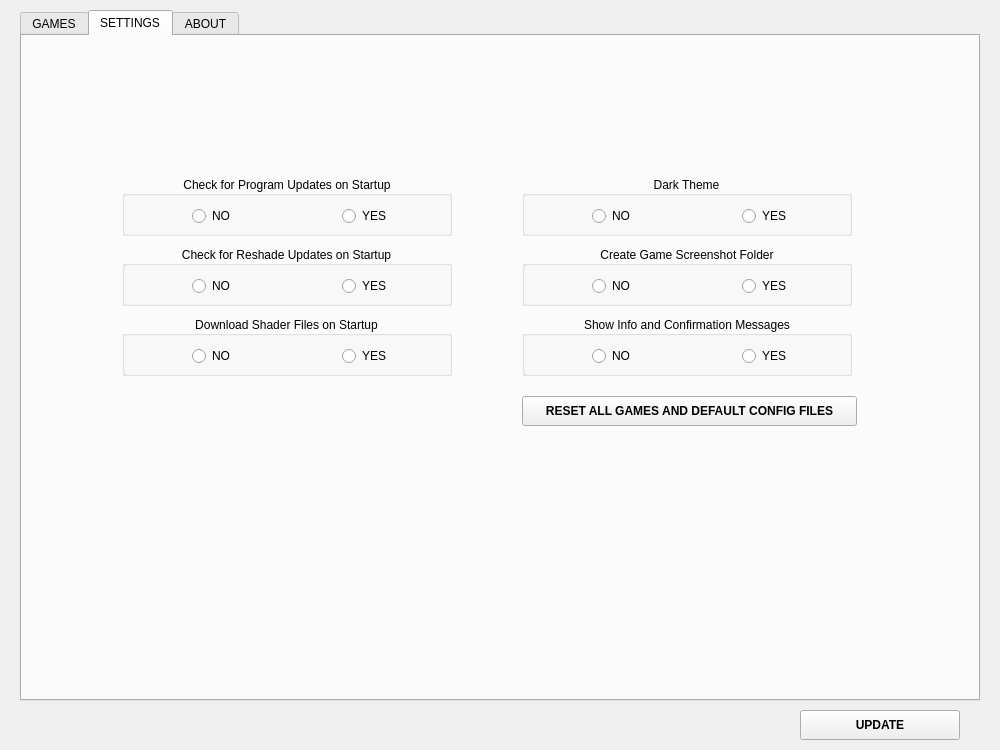
The window that src/ui/main.ui (ddc/ReShadeUtils) describes before a commit, drawn with Qt 5.
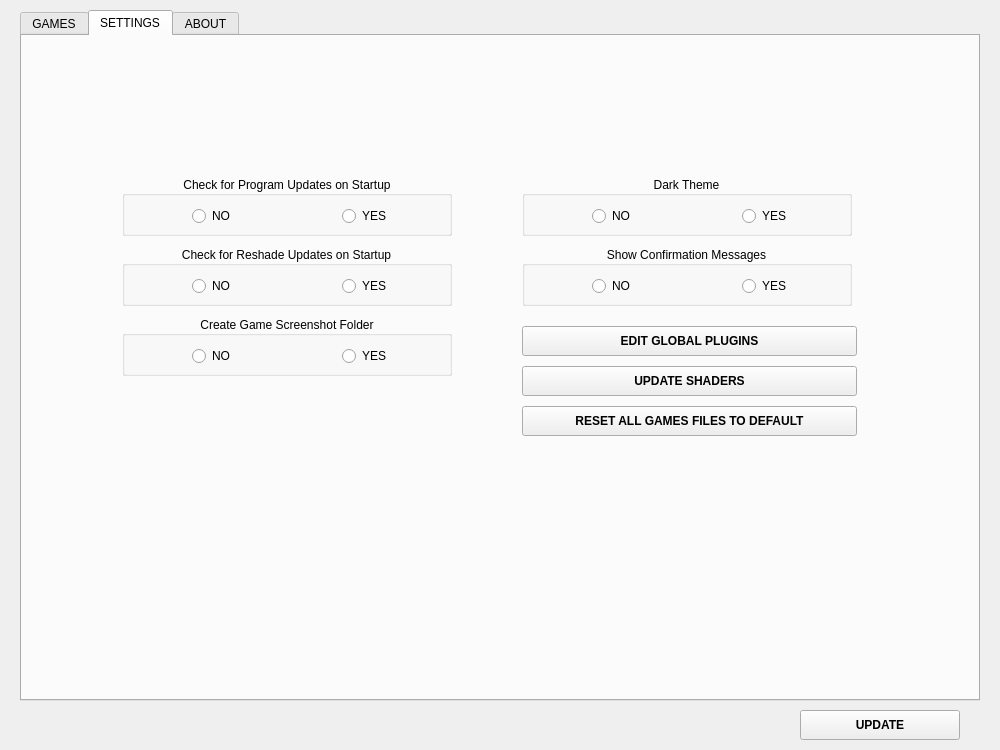
The same window after the commit. The open tabs and pages were chosen to show the change. Icons and pictures are not drawn.

Commit message:
fix: download shaders (#27)
* fix: download shaders

* fix: textures

* fix: removed update_shaders option

* fix: removed update_shaders option

* fix: tests

---------

Patch:
```diff
--- a/src/ui/main.ui
+++ b/src/ui/main.ui
@@ -24,7 +24,6 @@
   </property>
   <property name="font">
    <font>
-    <weight>50</weight>
     <bold>false</bold>
    </font>
   </property>
@@ -521,50 +520,6 @@
         <normaloff>:/resources/images/apply.png</normaloff>:/resources/images/apply.png</iconset>
       </property>
      </widget>
-     <widget class="QPushButton" name="edit_default_preset_plugin_button">
-      <property name="geometry">
-       <rect>
-        <x>10</x>
-        <y>70</y>
-        <width>160</width>
-        <height>30</height>
-       </rect>
-      </property>
-      <property name="sizePolicy">
-       <sizepolicy hsizetype="Minimum" vsizetype="Fixed">
-        <horstretch>0</horstretch>
-        <verstretch>0</verstretch>
-       </sizepolicy>
-      </property>
-      <property name="minimumSize">
-       <size>
-        <width>160</width>
-        <height>30</height>
-       </size>
-      </property>
-      <property name="maximumSize">
-       <size>
-        <width>160</width>
-        <height>30</height>
-       </size>
-      </property>
-      <property name="font">
-       <font>
-        <weight>75</weight>
-        <bold>true</bold>
-       </font>
-      </property>
-      <property name="toolTip">
-       <string>Edit default reshade plugins config file</string>
-      </property>
-      <property name="text">
-       <string>EDIT PLUGINS FILE</string>
-      </property>
-      <property name="icon">
-       <iconset resource="resources.qrc">
-        <normaloff>:/resources/images/plugin.png</normaloff>:/resources/images/plugin.png</iconset>
-      </property>
-     </widget>
      <widget class="QPushButton" name="add_button">
       <property name="geometry">
        <rect>
@@ -616,94 +571,6 @@
     <attribute name="title">
      <string>SETTINGS</string>
     </attribute>
-    <widget class="QGroupBox" name="download_shaders_groupBox">
-     <property name="geometry">
-      <rect>
-       <x>100</x>
-       <y>280</y>
-       <width>330</width>
-       <height>60</height>
-      </rect>
-     </property>
-     <property name="minimumSize">
-      <size>
-       <width>330</width>
-       <height>60</height>
-      </size>
-     </property>
-     <property name="maximumSize">
-      <size>
-       <width>330</width>
-       <height>60</height>
-      </size>
-     </property>
-     <property name="font">
-      <font>
-       <pointsize>9</pointsize>
-       <weight>50</weight>
-       <bold>false</bold>
-      </font>
-     </property>
-     <property name="toolTip">
-      <string>Update Shader Files Everytime on Apply</string>
-     </property>
-     <property name="title">
-      <string>Download Shader Files on Startup</string>
-     </property>
-     <property name="alignment">
-      <set>Qt::AlignCenter</set>
-     </property>
-     <widget class="QRadioButton" name="yes_update_shaders_radioButton">
-      <property name="geometry">
-       <rect>
-        <x>220</x>
-        <y>30</y>
-        <width>60</width>
-        <height>20</height>
-       </rect>
-      </property>
-      <property name="minimumSize">
-       <size>
-        <width>60</width>
-        <height>20</height>
-       </size>
-      </property>
-      <property name="maximumSize">
-       <size>
-        <width>60</width>
-        <height>20</height>
-       </size>
-      </property>
-      <property name="text">
-       <string>YES</string>
-      </property>
-     </widget>
-     <widget class="QRadioButton" name="no_update_shaders_radioButton">
-      <property name="geometry">
-       <rect>
-        <x>70</x>
-        <y>30</y>
-        <width>60</width>
-        <height>20</height>
-       </rect>
-      </property>
-      <property name="minimumSize">
-       <size>
-        <width>60</width>
-        <height>20</height>
-       </size>
-      </property>
-      <property name="maximumSize">
-       <size>
-        <width>60</width>
-        <height>20</height>
-       </size>
-      </property>
-      <property name="text">
-       <string>NO</string>
-      </property>
-     </widget>
-    </widget>
     <widget class="QGroupBox" name="check_program_updates_groupBox">
      <property name="geometry">
       <rect>
@@ -877,8 +744,8 @@
     <widget class="QGroupBox" name="create_screenshots_folder_groupBox">
      <property name="geometry">
       <rect>
-       <x>500</x>
-       <y>210</y>
+       <x>100</x>
+       <y>280</y>
        <width>330</width>
        <height>60</height>
       </rect>
@@ -898,7 +765,6 @@
      <property name="font">
       <font>
        <pointsize>9</pointsize>
-       <weight>50</weight>
        <bold>false</bold>
       </font>
      </property>
@@ -1048,7 +914,7 @@
      <property name="geometry">
       <rect>
        <x>500</x>
-       <y>280</y>
+       <y>210</y>
        <width>330</width>
        <height>60</height>
       </rect>
@@ -1068,12 +934,11 @@
      <property name="font">
       <font>
        <pointsize>9</pointsize>
-       <weight>50</weight>
        <bold>false</bold>
       </font>
      </property>
      <property name="title">
-      <string>Show Info and Confirmation Messages</string>
+      <string>Show Confirmation Messages</string>
      </property>
      <property name="alignment">
       <set>Qt::AlignCenter</set>
@@ -1133,7 +998,7 @@
      <property name="geometry">
       <rect>
        <x>500</x>
-       <y>360</y>
+       <y>370</y>
        <width>335</width>
        <height>30</height>
       </rect>
@@ -1152,7 +1017,6 @@
      </property>
      <property name="font">
       <font>
-       <weight>75</weight>
        <bold>true</bold>
       </font>
      </property>
@@ -1160,7 +1024,7 @@
       <string>Reset all games and default config files</string>
      </property>
      <property name="text">
-      <string>RESET ALL GAMES AND DEFAULT CONFIG FILES</string>
+      <string>RESET ALL GAMES FILES TO DEFAULT</string>
      </property>
      <property name="icon">
       <iconset resource="resources.qrc">
@@ -1173,6 +1037,92 @@
       </size>
      </property>
     </widget>
+    <widget class="QPushButton" name="update_shaders_button">
+     <property name="geometry">
+      <rect>
+       <x>500</x>
+       <y>330</y>
+       <width>335</width>
+       <height>30</height>
+      </rect>
+     </property>
+     <property name="minimumSize">
+      <size>
+       <width>335</width>
+       <height>30</height>
+      </size>
+     </property>
+     <property name="maximumSize">
+      <size>
+       <width>335</width>
+       <height>30</height>
+      </size>
+     </property>
+     <property name="font">
+      <font>
+       <bold>true</bold>
+      </font>
+     </property>
+     <property name="toolTip">
+      <string>Update shaders</string>
+     </property>
+     <property name="text">
+      <string>UPDATE SHADERS</string>
+     </property>
+     <property name="icon">
+      <iconset>
+       <normaloff>:/resources/images/reset.png</normaloff>:/resources/images/reset.png</iconset>
+     </property>
+     <property name="iconSize">
+      <size>
+       <width>27</width>
+       <height>27</height>
+      </size>
+     </property>
+    </widget>
+    <widget class="QPushButton" name="edit_default_preset_plugin_button">
+     <property name="geometry">
+      <rect>
+       <x>500</x>
+       <y>290</y>
+       <width>335</width>
+       <height>30</height>
+      </rect>
+     </property>
+     <property name="sizePolicy">
+      <sizepolicy hsizetype="Minimum" vsizetype="Fixed">
+       <horstretch>0</horstretch>
+       <verstretch>0</verstretch>
+      </sizepolicy>
+     </property>
+     <property name="minimumSize">
+      <size>
+       <width>335</width>
+       <height>30</height>
+      </size>
+     </property>
+     <property name="maximumSize">
+      <size>
+       <width>335</width>
+       <height>30</height>
+      </size>
+     </property>
+     <property name="font">
+      <font>
+       <bold>true</bold>
+      </font>
+     </property>
+     <property name="toolTip">
+      <string>Edit global plugins file</string>
+     </property>
+     <property name="text">
+      <string>EDIT GLOBAL PLUGINS</string>
+     </property>
+     <property name="icon">
+      <iconset>
+       <normaloff>:/resources/images/plugin.png</normaloff>:/resources/images/plugin.png</iconset>
+     </property>
+    </widget>
    </widget>
    <widget class="QWidget" name="about_tab">
     <attribute name="icon">
```
Left out of the diff: 135 changed lines with no effect on the pictures. The commit also changes 40 other files.
